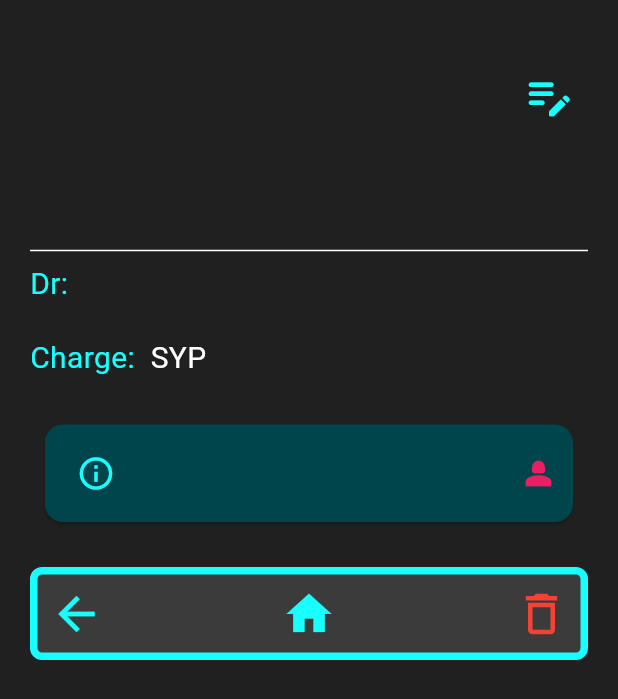
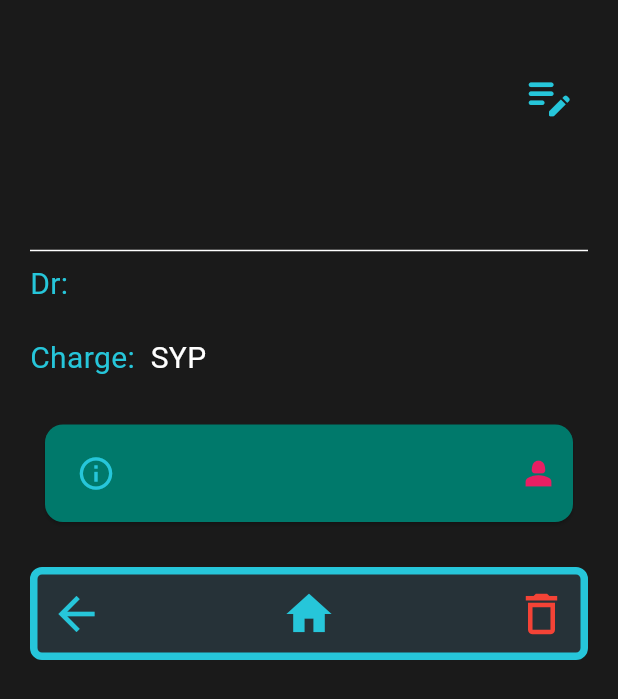
Before and after one commit to AbdullahAlBitar/B-Dental-Flutter, a Flutter app: the VisitDetails screen opened by its route, on a phone screen of 412 x 824 dp. Shown: the top 699 px of the screen. Run offline on Flutter 3.47's test engine with Material 3 defaults, Android fonts, the phone set to English and light mode, and no system bars; our stand-ins replace shared_preferences; accounts and stored records are empty; network calls fail; project files that could hold a hidden picture were left out.

Commit message:
change colors and have light theme ready to be implemented

```diff
--- a/lib/cards/patient_card.dart
+++ b/lib/cards/patient_card.dart
@@ -43,9 +43,9 @@ class PatientCard extends StatelessWidget {
               ),
               Text(
                 phone,
-                style: const TextStyle(
+                style: TextStyle(
                   fontSize: 15,
-                  color: Colors.white,
+                  color: globalTextColor,
                 ),
               ),
               const SizedBox(height: 10)
--- a/lib/cards/visit_card.dart
+++ b/lib/cards/visit_card.dart
@@ -42,9 +42,9 @@ class VisitCard extends StatelessWidget {
               ),
               Text(
                 "${charge.toString().substring(0, charge.toString().indexOf("."))} SYP",
-                style: const TextStyle(
+                style: TextStyle(
                   fontSize: 15,
-                  color: Colors.white,
+                  color: globalTextColor,
                 ),
               ),
               const SizedBox(height: 10)
@@ -58,7 +58,7 @@ class VisitCard extends StatelessWidget {
                 alignment: Alignment.centerRight,
                 child: Text(
                   date.toString().substring(0, 10),
-                  style: const TextStyle(color: Colors.white),
+                  style: TextStyle(color: globalTextColor),
                 )),
           ),
           const SizedBox(
--- a/lib/globals.dart
+++ b/lib/globals.dart
@@ -1,11 +1,34 @@
 import 'package:flutter/material.dart';
 
 const url = "https://b-dental.onrender.com";
-// const url = "http://192.168.100.182:3000";
-//const url = "http://192.168.100.235:3000";
 
-Color globalColorDark =const Color.fromARGB(255, 0, 69, 75);
-Color globalColorLight =Colors.cyanAccent;
+// Dark mode colors
+Color darkColorPrimary = const Color(0xFF00796B);  // Rich Teal
+Color darkColorAccent = const Color(0xFF26C6DA);  // Vibrant Cyan
+Color darkBG = const Color(0xFF263238);  // Rich Dark Blue-Gray
+Color darkDarkBG = const Color(0xFF1A1A1A);  // Very Dark Gray
+Color darkTextColor = Colors.white;  // White text for dark mode
 
-Color globalBG = const Color.fromARGB(255, 59, 59, 59);
-Color globalDarkBG = const Color.fromARGB(255, 32, 32, 32);
+// Light mode colors
+Color lightColorPrimary = const Color(0xFF009688);  // Teal
+Color lightColorAccent = const Color(0xFF00BCD4);  // Cyan
+Color lightBG = const Color(0xFFF5F5F5);  // Light Gray
+Color lightDarkBG = const Color(0xFFE0E0E0);  // Medium Gray
+Color lightTextColor = const Color(0xFF212121);  // Black text for light mode
+
+// Current theme (can be toggled between dark and light)
+bool isDarkMode = true;
+
+// Getter functions for current theme colors
+Color get globalColorDark => isDarkMode ? darkColorPrimary : lightColorPrimary;
+Color get globalColorLight => isDarkMode ? darkColorAccent : lightColorAccent;
+Color get globalBG => isDarkMode ? darkBG : lightBG;
+Color get globalDarkBG => isDarkMode ? darkDarkBG : lightDarkBG;
+Color get globalTextColor => isDarkMode ? darkTextColor : lightTextColor;
+
+
+// Color globalColorDark =const Color.fromARGB(255, 0, 69, 75);
+// Color globalColorLight =Colors.cyanAccent;
+
+// Color globalBG = const Color.fromARGB(255, 59, 59, 59);
+// Color globalDarkBG = const Color.fromARGB(255, 32, 32, 32);
--- a/lib/pages/details/visit_details.dart
+++ b/lib/pages/details/visit_details.dart
@@ -139,8 +139,8 @@ class _VisitDetailsState extends State<VisitDetails> {
                 Text(
                   description,
                   softWrap: true,
-                  style: const TextStyle(
-                      color: Colors.white,
+                  style: TextStyle(
+                      color: globalTextColor,
                       fontSize: 20,
                       decoration: TextDecoration.none),
                 ),
@@ -158,7 +158,7 @@ class _VisitDetailsState extends State<VisitDetails> {
                     ),
                   ],
                 ),
-                const Divider(color: Colors.white),
+                Divider(color: globalTextColor),
                 Column(
                   crossAxisAlignment: CrossAxisAlignment.start,
                   children: [
@@ -173,8 +173,8 @@ class _VisitDetailsState extends State<VisitDetails> {
                         ),
                         Text(
                           doctorName,
-                          style: const TextStyle(
-                              color: Colors.white,
+                          style: TextStyle(
+                              color: globalTextColor,
                               fontSize: 20,
                               decoration: TextDecoration.none),
                         ),
@@ -192,15 +192,15 @@ class _VisitDetailsState extends State<VisitDetails> {
                         ),
                         Text(
                           charge,
-                          style: const TextStyle(
-                              color: Colors.white,
+                          style: TextStyle(
+                              color: globalTextColor,
                               fontSize: 20,
                               decoration: TextDecoration.none),
                         ),
-                        const Text(
+                        Text(
                           ' SYP',
                           style: TextStyle(
-                              color: Colors.white,
+                              color: globalTextColor,
                               fontSize: 20,
                               decoration: TextDecoration.none),
                         ),
--- a/lib/pages/home.dart
+++ b/lib/pages/home.dart
@@ -17,7 +17,7 @@ class Home extends StatefulWidget {
 class _HomeState extends State<Home> {
   Color colorLight = globalColorLight;
 
-  TextStyle labelStyle = TextStyle(color: Colors.white);
+  TextStyle labelStyle = TextStyle(color: globalTextColor);
 
   int currentIndex = 0;
   final List<Widget> screens = [Doctor(), Patient(), Visit(), Payment()];
@@ -51,7 +51,7 @@ class _HomeState extends State<Home> {
         },
         items: desNav,
         backgroundColor: globalColorDark,
-        unselectedItemColor: Colors.cyanAccent.shade700,
+        unselectedItemColor: Colors.cyanAccent[900],
         selectedItemColor: globalColorLight,
         elevation: 5,
       ),
--- a/lib/pages/home/patient.dart
+++ b/lib/pages/home/patient.dart
@@ -113,7 +113,7 @@ class _PatientState extends State<Patient> {
               const SizedBox(height: 10),
               // Search bar
               TextField(
-                cursorColor: Colors.white,
+                cursorColor: globalTextColor,
                 controller: searchController,
                 style: TextStyle(
                   color: globalColorLight
```
Also changed, not shown: lib/cards/payment_card.dart (+5 -5 lines), lib/pages/createPages/patient_create.dart (+7 -7 lines), lib/pages/createPages/payment_create.dart (+5 -5 lines), lib/pages/createPages/visit_create.dart (+9 -9 lines), lib/pages/details/patient_details.dart (+7 -7 lines), lib/pages/details/payment_details.dart (+5 -5 lines), lib/pages/home/doctor.dart (+8 -8 lines).
